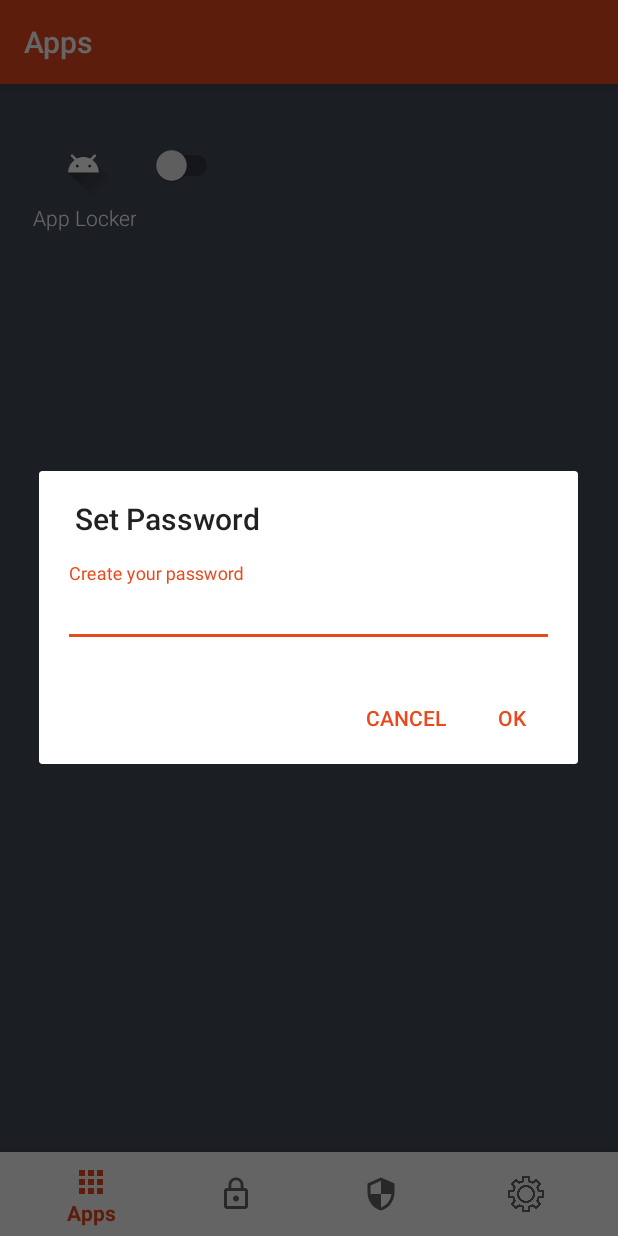
After one commit to Jawidmohammadi/app-locker, an Android app: the fragment PasswordDialogFragment placed in its activity, on a phone screen of 412 x 824 dp. The commit adds this screen. Run offline under Robolectric (Android 15) with nearby library versions, the phone set to English and light mode, and no system bars; our stand-ins replace Room's generated code, RxJava, navigation-ui; 1 statement that could not run was skipped.

Commit message:
added dialog password and the methods to lock the packages

```diff
--- /dev/null
+++ b/app/src/main/java/com/jawidmohammadi/applocker/PasswordDialogFragment.java
@@ -0,0 +1,98 @@
+package com.jawidmohammadi.applocker;
+
+import android.app.Dialog;
+import android.content.Context;
+import android.content.DialogInterface;
+import android.content.DialogInterface.OnClickListener;
+import android.content.pm.PackageManager;
+import android.content.pm.PackageManager.NameNotFoundException;
+import android.os.Bundle;
+import android.util.Log;
+import android.view.LayoutInflater;
+import android.view.View;
+import android.view.ViewGroup;
+import android.widget.EditText;
+import androidx.annotation.NonNull;
+import androidx.annotation.Nullable;
+import androidx.appcompat.app.AlertDialog;
+import androidx.appcompat.app.AlertDialog.Builder;
+import androidx.fragment.app.DialogFragment;
+import androidx.lifecycle.ViewModelProvider;
+import com.jawidmohammadi.applocker.controller.ui.apps.AppsViewModel;
+import com.jawidmohammadi.applocker.model.entity.App;
+import java.util.Objects;
+
+/**
+ * this is the password popup dialog where user can enter there password and set the restriction for
+ * there apps.
+ */
+public class PasswordDialogFragment extends DialogFragment {
+
+  private static final String PKG_KEY = "pkg";
+  private EditText inputPassword;
+  private String pkg;
+  private App app;
+  private View view;
+  private AppsViewModel viewModel;
+
+  public static PasswordDialogFragment createInstance(String pkg) {
+    PasswordDialogFragment fragment = new PasswordDialogFragment();
+    Bundle args = new Bundle();
+    args.putString(PKG_KEY, pkg);
+    fragment.setArguments(args);
+    return fragment;
+  }
+
+  /**
+   * this method show the dialog and it has two buttons this specify what each positive and negative
+   * buttons does.
+   *
+   * @param savedInstanceState bundle saveInstanceState
+   * @return dialog.
+   */
+
+  @NonNull
+  @Override
+  public Dialog onCreateDialog(@Nullable Bundle savedInstanceState) {
+    pkg = getArguments().getString(PKG_KEY);
+    AlertDialog.Builder builder = new Builder(Objects.requireNonNull(getActivity()));
+    LayoutInflater inflater = getActivity().getLayoutInflater();
+    view = inflater.inflate(R.layout.fragment_password_dialog, null, false);
+    inputPassword = view.findViewById(R.id.input_password);
+    builder.setView(view)
+        .setTitle("Set Password")
+        .setNegativeButton(android.R.string.cancel, (dialog, which) -> {
+        })
+        .setPositiveButton(android.R.string.ok, new DialogInterface.OnClickListener() {
+          @Override
+          public void onClick(DialogInterface dialog, int which) {
+            PackageManager manager = getContext().getPackageManager();
+            App app = new App();
+            app.setPkg(pkg);
+            try {
+              app.setLabel(manager.getApplicationLabel(
+                  manager.getApplicationInfo(app.getPkg(), 0)).toString());
+            } catch (NameNotFoundException e) {
+              Log.e(getClass().getName(), e.getMessage(), e);
+            }
+            viewModel.lock(app, inputPassword.getText().toString().trim());
+          }
+        });
+
+    return builder.create();
+  }
+
+  @Nullable
+  @Override
+  public View onCreateView(@NonNull LayoutInflater inflater, @Nullable ViewGroup container,
+      @Nullable Bundle savedInstanceState) {
+    return view;
+  }
+
+  @Override
+  public void onViewCreated(@NonNull View view, @Nullable Bundle savedInstanceState) {
+    super.onViewCreated(view, savedInstanceState);
+    viewModel = new ViewModelProvider(this).get(AppsViewModel.class);
+
+  }
+}
--- /dev/null
+++ b/app/src/main/res/layout/fragment_password_dialog.xml
@@ -0,0 +1,19 @@
+<?xml version="1.0" encoding="utf-8"?>
+<com.google.android.material.textfield.TextInputLayout
+  xmlns:android="http://schemas.android.com/apk/res/android"
+  xmlns:app="http://schemas.android.com/apk/res-auto"
+  android:layout_width="match_parent"
+  android:layout_height="wrap_content"
+  android:padding="16dp"
+  app:hintEnabled="true"
+  app:hintAnimationEnabled="true">
+  <com.google.android.material.textfield.TextInputEditText
+    android:id="@+id/input_password"
+    android:layout_width="match_parent"
+    android:layout_height="wrap_content"
+    android:textColor="@color/colorPrimary"
+    style="@style/TextAppearance.AppCompat.Medium"
+    android:hint="@string/create_your_password"
+    android:inputType="textPassword"
+    />
+</com.google.android.material.textfield.TextInputLayout>
```
Also changed, not shown: app/src/main/java/com/jawidmohammadi/applocker/PasswordDialog.java (deleted, +0 -76 lines), app/src/main/java/com/jawidmohammadi/applocker/controller/MainActivity.java (+0 -9 lines), app/src/main/java/com/jawidmohammadi/applocker/controller/ui/apps/AppsFragment.java (+3 -14 lines), app/src/main/res/layout/password_dialog.xml (deleted, +0 -59 lines), 3 other files.
